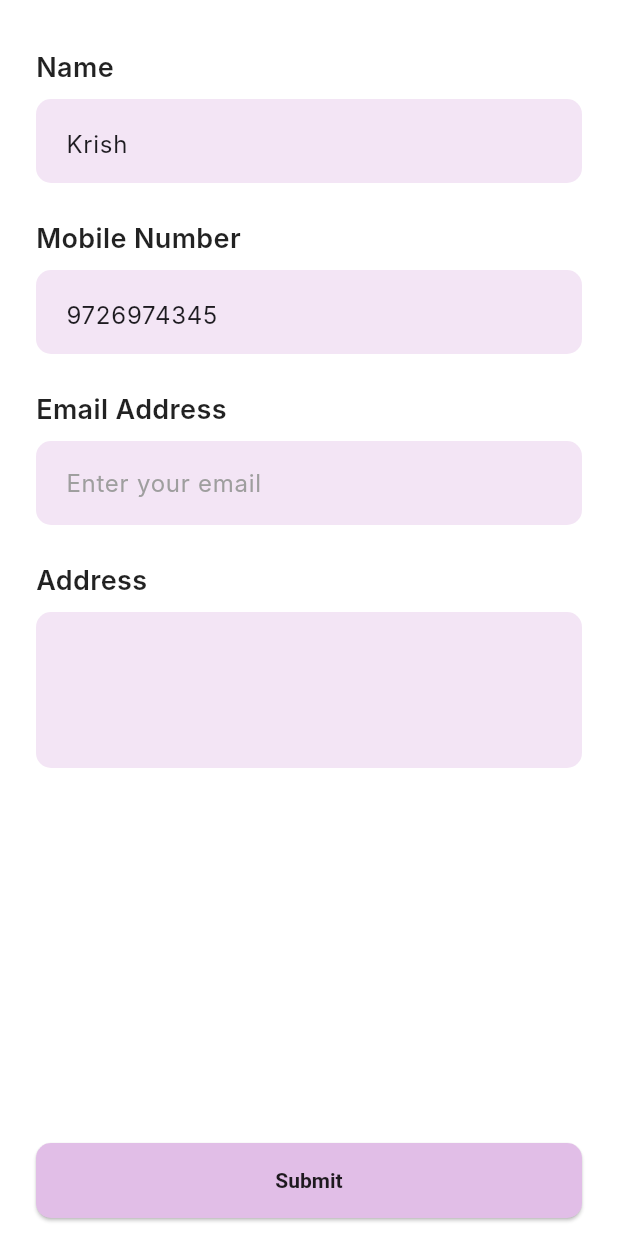
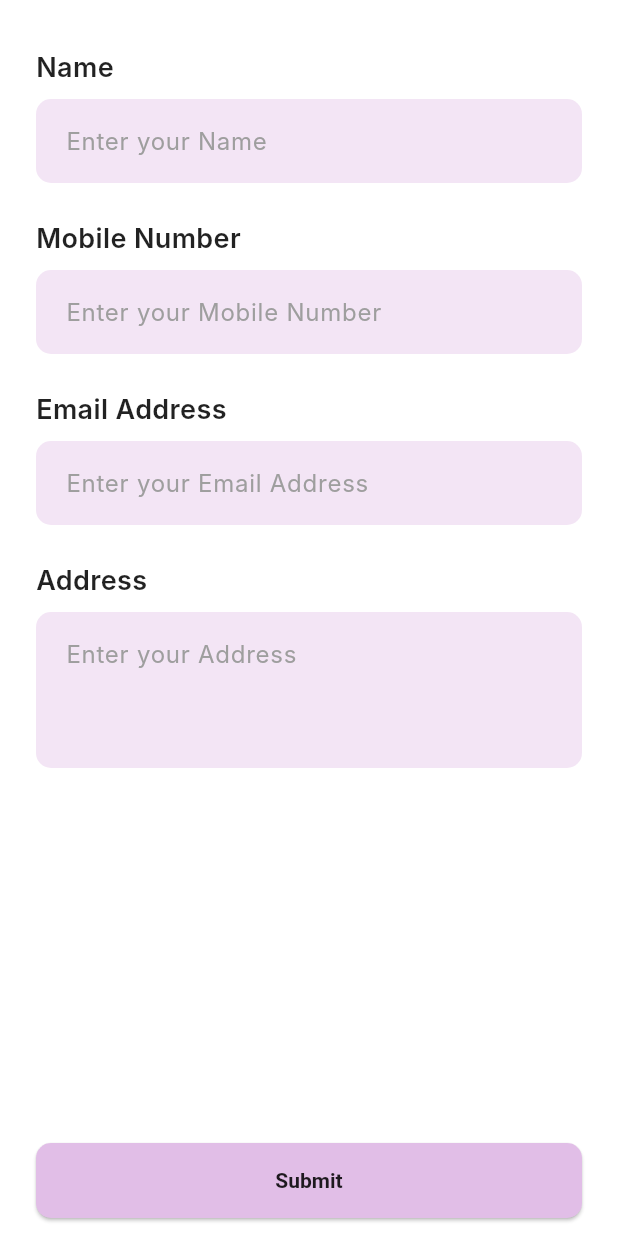
Before and after one commit to sudo-boo/dbis-proj, a Flutter app: the ProfilePage screen opened by its route, on a phone screen of 412 x 824 dp. Run offline on Flutter 3.47's test engine with Material 3 defaults, Android fonts, the light colour scheme and no system bars; our stand-ins replace flutter_dotenv, shared_preferences, smooth_page_indicator; accounts and stored records are empty; network calls fail; Roboto replaces fonts that are missing (Inter).

Commit message:
minor changes in dev-customer

```diff
--- a/src/client/customer/lib/ui/navigate.dart
+++ b/src/client/customer/lib/ui/navigate.dart
@@ -2,6 +2,7 @@ import 'package:flutter/material.dart';
 import 'home_page.dart';
 import 'categories_page.dart';
 import 'cart_page.dart';
+import 'profile.dart';
 
 class NavigationBarPage extends StatefulWidget {
   const NavigationBarPage({super.key});
@@ -17,6 +18,7 @@ class _NavigationBarPageState extends State<NavigationBarPage> {
     HomePage(),
     CategoriesPage(),
     CartPage(),
+    ProfilePage(),
   ];
 
   void _onItemTapped(int index) {
@@ -50,6 +52,10 @@ class _NavigationBarPageState extends State<NavigationBarPage> {
             icon: Icon(Icons.shopping_cart_outlined),
             label: 'Cart',
           ),
+          BottomNavigationBarItem(
+            icon: Icon(Icons.person_outline),
+            label: 'Profile',
+          ),
         ],
       ),
     );
--- a/src/client/customer/lib/ui/profile.dart
+++ b/src/client/customer/lib/ui/profile.dart
@@ -8,8 +8,8 @@ class ProfilePage extends StatefulWidget {
 }
 
 class _ProfilePageState extends State<ProfilePage> {
-  final TextEditingController usernameController = TextEditingController(text: 'Krish');
-  final TextEditingController phoneController = TextEditingController(text: '9726974345');
+  final TextEditingController usernameController = TextEditingController();
+  final TextEditingController phoneController = TextEditingController();
   final TextEditingController emailController = TextEditingController();
   final TextEditingController addressController = TextEditingController();
 
@@ -51,7 +51,7 @@ class _ProfilePageState extends State<ProfilePage> {
             decoration: InputDecoration(
               filled: true,
               fillColor: Colors.purple.shade50,
-              hintText: label == 'Email Address' ? 'Enter your email' : '',
+              hintText: 'Enter your $label',
               hintStyle: const TextStyle(color: Colors.grey),
               border: OutlineInputBorder(
                 borderRadius: BorderRadius.circular(10),
@@ -69,7 +69,13 @@ class _ProfilePageState extends State<ProfilePage> {
   Widget build(BuildContext context) {
     return Scaffold(
       backgroundColor: Colors.white,
+      resizeToAvoidBottomInset: true, // Important for keyboard behavior
       body: SafeArea(
+        child: Column(
+          children: [
+            Expanded(
+              child: SingleChildScrollView(
+                padding: const EdgeInsets.only(bottom: 16), // Extra padding to avoid keyboard overlap
                 child: Column(
                   crossAxisAlignment: CrossAxisAlignment.start,
                   children: [
@@ -77,12 +83,7 @@ class _ProfilePageState extends State<ProfilePage> {
                       padding: EdgeInsets.symmetric(horizontal: 24, vertical: 10),
                       child: Row(
                         children: [
-                  // Icon(Icons.arrow_back_ios, size: 20),
-                  // SizedBox(width: 4),
-                  // Text(
-                  //   'Profile',
-                  //   style: TextStyle(fontWeight: FontWeight.bold, fontSize: 18),
-                  // ),
+                          // AppBar content if any
                         ],
                       ),
                     ),
@@ -106,7 +107,10 @@ class _ProfilePageState extends State<ProfilePage> {
                       maxLines: 3,
                       keyboardType: TextInputType.multiline,
                     ),
-            const Spacer(),
+                  ],
+                ),
+              ),
+            ),
             Padding(
               padding: commonPadding,
               child: SizedBox(
```
Also changed, not shown: src/client/customer/lib/ui/categories_page.dart (+35 -13 lines). Lines whose indentation alone changed are shown as unchanged.
